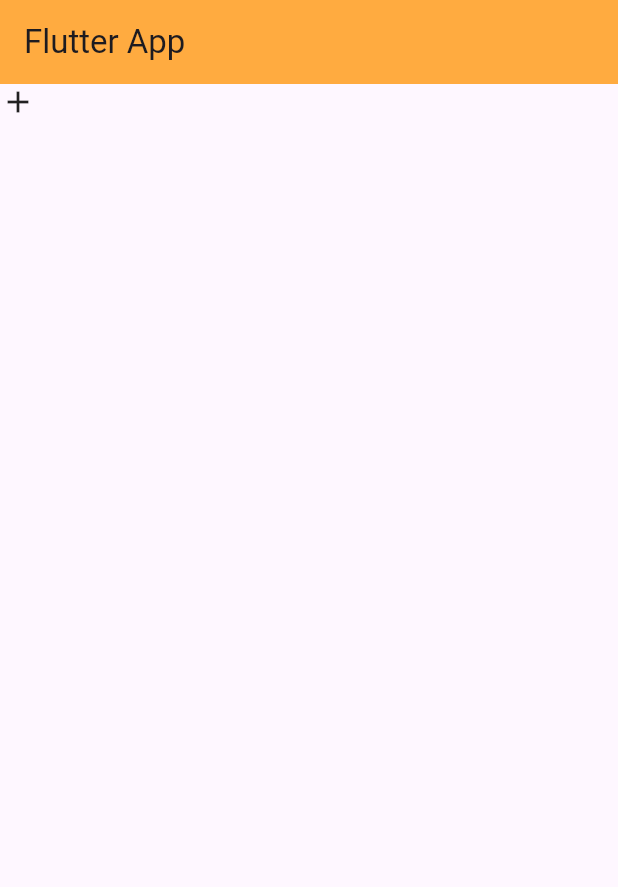
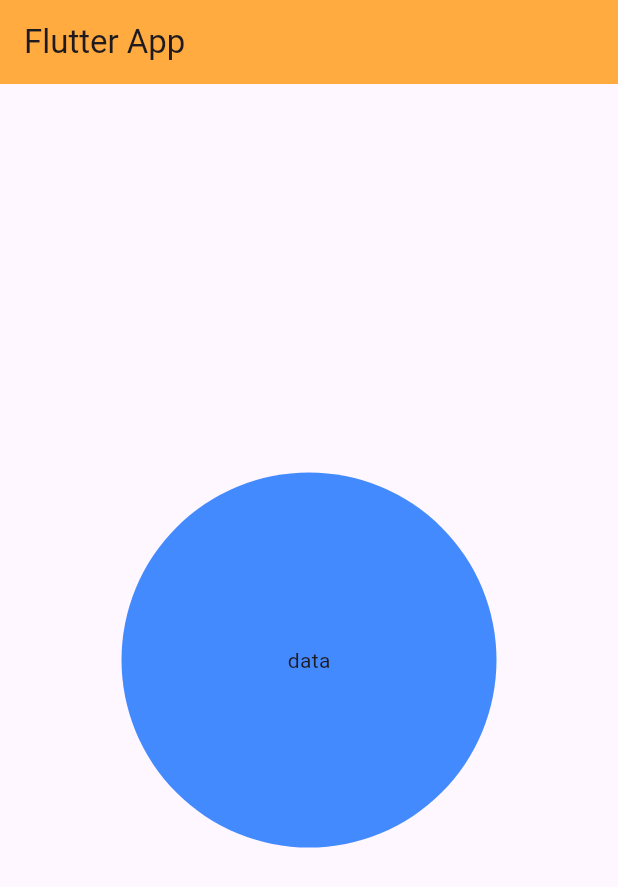
Before and after one commit to Senevirathna12/Flutter_Application_one, a Flutter app: the screen it shows after launch, on a phone screen of 412 x 824 dp. Shown: the top 887 px of the screen. Run offline on Flutter 3.47's test engine with Material 3 defaults, Android fonts, the phone set to English and light mode, and no system bars.

Commit message:
Container ,Center widgets

```diff
--- a/lib/main.dart
+++ b/lib/main.dart
@@ -13,10 +13,20 @@ class MyApp extends StatelessWidget {
       title: "app demo",
       home: Scaffold(
         appBar: AppBar(
-          title: Text("Flutter App") ,
+          title: Text("Flutter App"),
           backgroundColor: Colors.orangeAccent,
         ),
-        body:Icon(Icons.add) ,
+        body: Center(
+          child: Container(
+            height: 250,
+            width: 250,
+            child: Center(child: Text("data")),
+            decoration: BoxDecoration(
+              borderRadius: BorderRadius.circular(250),
+              color: Colors.blueAccent,
+            ),
+          ),
+        ),
       ),
     );
   }
```
